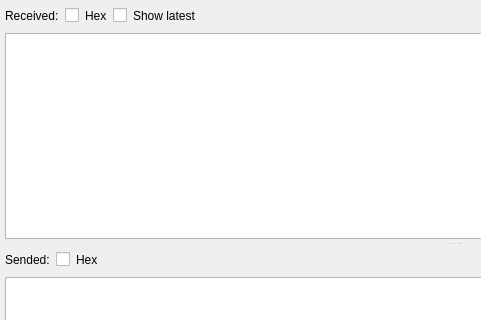
Qt form src/ui/datatab.ui (wh201906/SerialTest) before a commit; both pictures show x 0 to 481 and y 0 to 320 of the 906 by 571 pixel window.
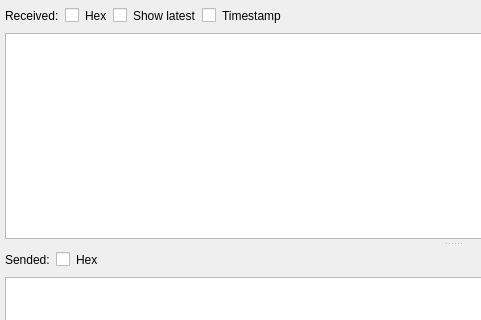
The same form after that commit.

Commit message: Rx timestamp

Diff of the .ui file:
```diff
--- a/src/ui/datatab.ui
+++ b/src/ui/datatab.ui
@@ -78,6 +78,16 @@
            </property>
           </widget>
          </item>
+         <item>
+          <widget class="QCheckBox" name="receivedTimestampBox"/>
+         </item>
+         <item>
+          <widget class="QLabel" name="label_10">
+           <property name="text">
+            <string>Timestamp</string>
+           </property>
+          </widget>
+         </item>
          <item>
           <spacer name="horizontalSpacer_2">
            <property name="orientation">
```
The commit also changes 2 other files.
